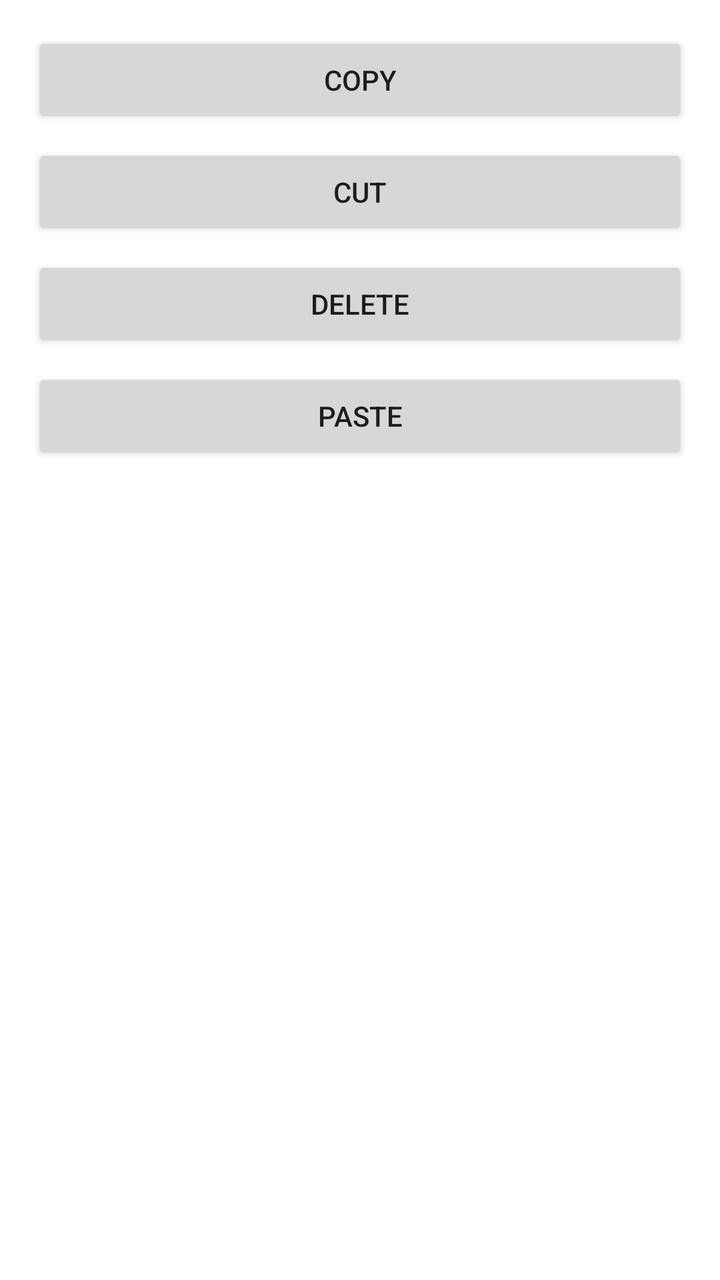
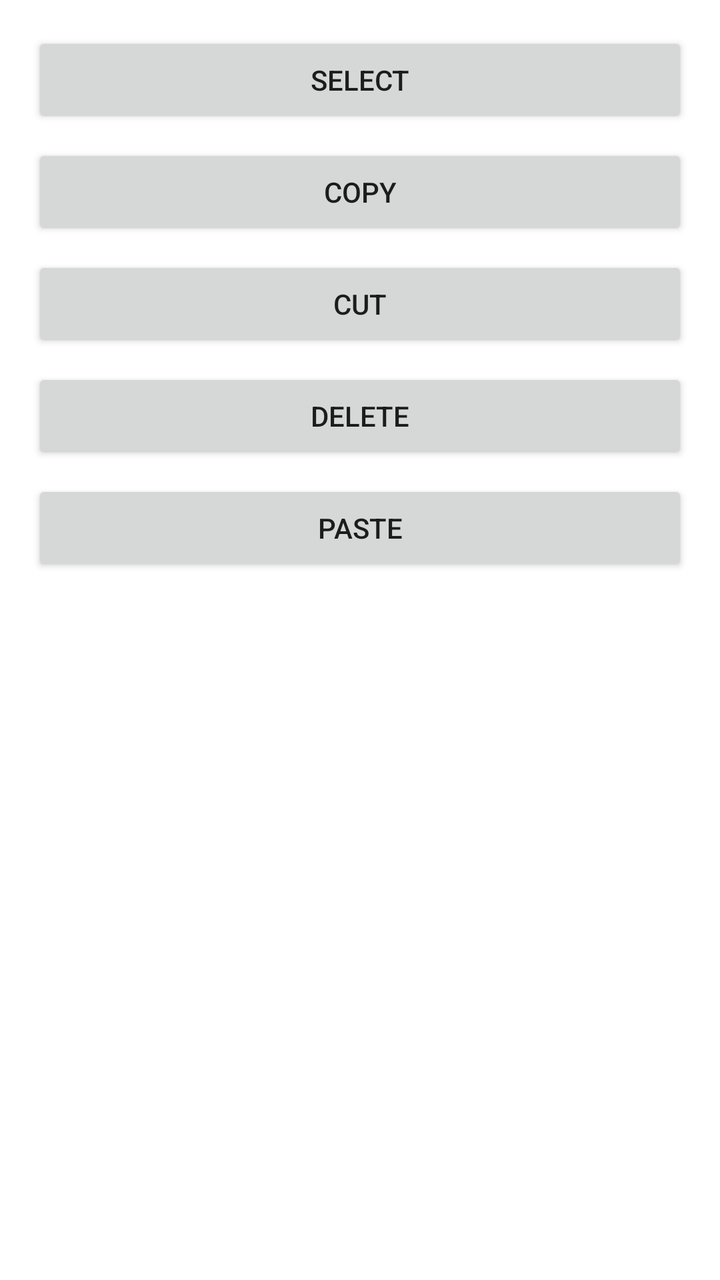

Two renders of the same Android screen: before a commit and after it. Below are the layout's source before the change and the commit's diff.
<!-- AndroidManifest.xml: application theme Theme.DAR -->
<!-- res/layout/dialog_cell_menu.xml -->
<?xml version="1.0" encoding="utf-8"?>
<LinearLayout xmlns:android="http://schemas.android.com/apk/res/android"
    android:layout_width="match_parent"
    android:layout_height="wrap_content"
    android:orientation="vertical"
    android:padding="16dp">

    <Button
        android:id="@+id/btn_copy"
        android:layout_width="match_parent"
        android:layout_height="wrap_content"
        android:text="@string/cell_menu_copy" />

    <Button
        android:id="@+id/btn_cut"
        android:layout_width="match_parent"
        android:layout_height="wrap_content"
        android:layout_marginTop="8dp"
        android:text="@string/cell_menu_cut" />

    <Button
        android:id="@+id/btn_delete"
        android:layout_width="match_parent"
        android:layout_height="wrap_content"
        android:layout_marginTop="8dp"
        android:text="@string/cell_menu_delete" />

    <Button
        android:id="@+id/btn_paste"
        android:layout_width="match_parent"
        android:layout_height="wrap_content"
        android:layout_marginTop="8dp"
        android:text="@string/cell_menu_paste" />

</LinearLayout>
<!-- resources referenced by this layout -->
<resources>
  <string name="cell_menu_copy">Copy</string>
  <string name="cell_menu_cut">Cut</string>
  <string name="cell_menu_delete">Delete</string>
  <string name="cell_menu_paste">Paste</string>
  <style name="Theme.DAR" parent="Theme.MaterialComponents.DayNight.NoActionBar">
          <item name="colorPrimary">@color/dar_blue</item>
          <item name="colorPrimaryDark">@color/dar_blue_black</item>
      </style>
  <color name="dar_blue">#1565C0</color>
  <color name="dar_blue_black">#0D1B2A</color>
</resources>

<!-- the commit's change to res/layout/dialog_cell_menu.xml (unified diff, before → after) -->
@@ -6,9 +6,16 @@
     android:padding="16dp">
 
     <Button
+        android:id="@+id/btn_select"
+        android:layout_width="match_parent"
+        android:layout_height="wrap_content"
+        android:text="@string/cell_menu_select" />
+
+    <Button
         android:id="@+id/btn_copy"
         android:layout_width="match_parent"
         android:layout_height="wrap_content"
+        android:layout_marginTop="8dp"
         android:text="@string/cell_menu_copy" />
 
     <Button
<!-- resource entries referenced after the edit -->
@@ -4,6 +4,7 @@
   <string name="cell_menu_cut">Cut</string>
   <string name="cell_menu_delete">Delete</string>
   <string name="cell_menu_paste">Paste</string>
+  <string name="cell_menu_select">Select</string>
   <style name="Theme.DAR" parent="Theme.MaterialComponents.DayNight.NoActionBar">
           <item name="colorPrimary">@color/dar_blue</item>
           <item name="colorPrimaryDark">@color/dar_blue_black</item>
